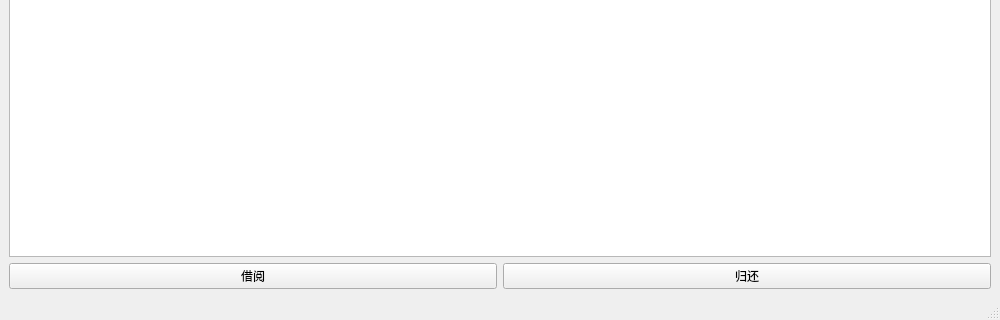
Before: the Qt Designer form window/mainWindow/mainwindow.ui in S-E-C-O/LMS, drawn with Qt 5; both pictures show x 0 to 1000 and y 280 to 600 of the 1000 by 600 pixel window.
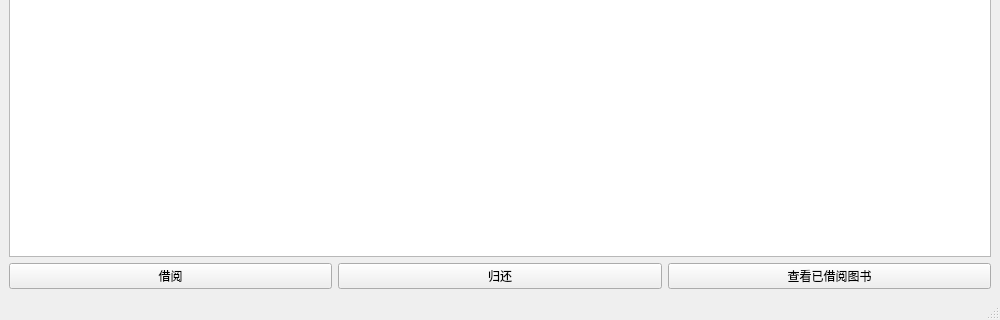
After: the same form once the commit is applied.

Commit message: 用户查看已借阅书籍功能

What changed in the file:
```diff
--- a/window/mainWindow/mainwindow.ui
+++ b/window/mainWindow/mainwindow.ui
@@ -95,6 +95,13 @@
                                 </property>
                             </widget>
                         </item>
+                        <item>
+                            <widget class="QPushButton" name="viewBorrowedButton">
+                                <property name="text">
+                                    <string>查看已借阅图书</string>
+                                </property>
+                            </widget>
+                        </item>
                     </layout>
                 </item>
 
```
The commit also changes 4 other files.
